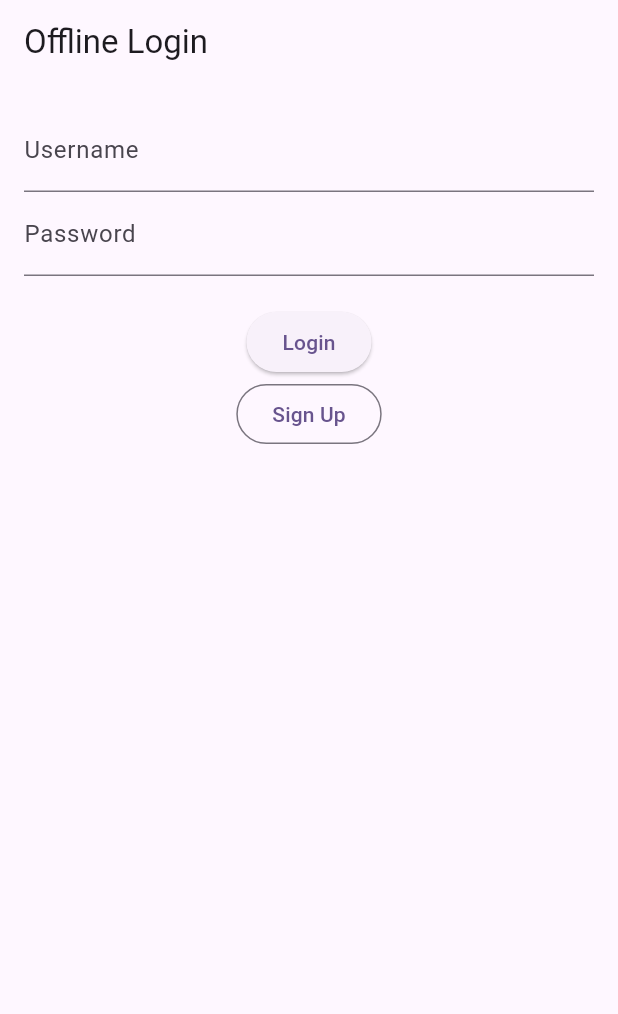
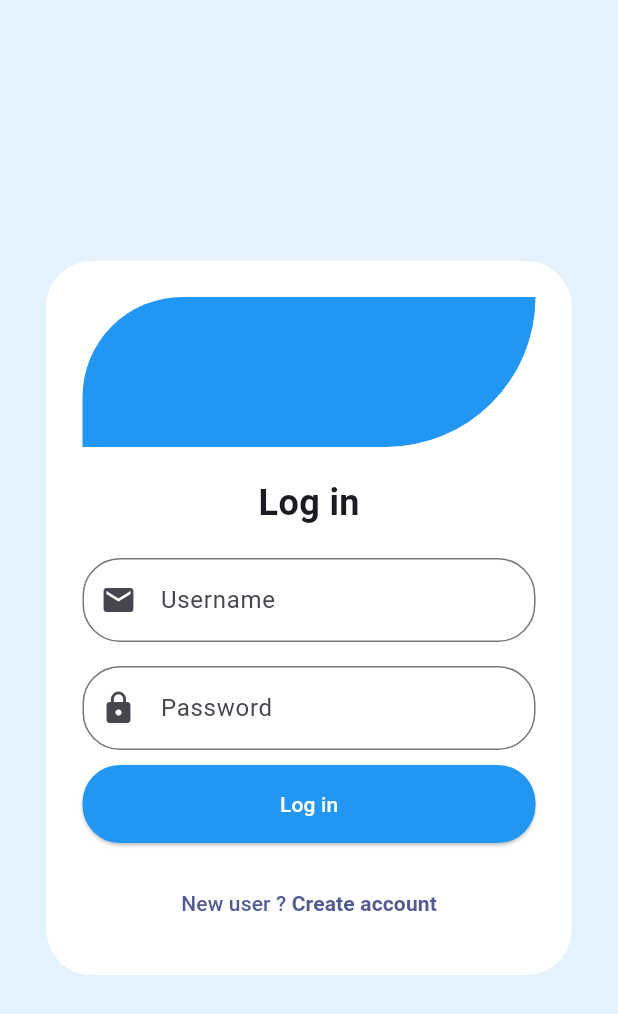
Before and after one commit to iamsereen/INS_APP, a Flutter app: the screen it shows after launch, on a phone screen of 412 x 824 dp. Shown: the top 1014 px of the screen. Run offline on Flutter 3.47's test engine with Material 3 defaults, Android fonts, the phone set to English and light mode, and no system bars; our stand-ins replace hive, hive_flutter, open_file, pdf, printing; missing offline and left inert: dart:html, flutter_html_to_pdf; accounts and stored records are empty.

Commit message:
adminPAge

```diff
--- a/lib/Login.dart
+++ b/lib/Login.dart
@@ -3,6 +3,8 @@ import 'dart:convert';
 import 'package:crypto/crypto.dart';
 import 'package:flutter/material.dart';
 import 'package:hive/hive.dart';
+import 'package:ins_application/Admin.dart';
+import 'package:ins_application/HomePage.dart';
 import 'package:ins_application/user_model.dart';
 
 class LoginScreen extends StatefulWidget {
@@ -21,22 +23,13 @@ class _LoginScreenState extends State<LoginScreen> {
     return sha256.convert(utf8.encode(password)).toString();
   }
 
-  void _signup() {
-    final username = usernameCtrl.text.trim();
-    final password = _hashPassword(passwordCtrl.text.trim());
-
-    if (userBox.values.any((u) => u.username == username)) {
-      _show('Username already exists');
-      return;
-    }
-
-    userBox.add(User(username: username, passwordHash: password));
-    _show('Signup successful');
-  }
-
   void _login() {
     final username = usernameCtrl.text.trim();
     final password = _hashPassword(passwordCtrl.text.trim());
+    print("Trying to login with: $username / $password");
+    userBox.values.forEach((u) {
+      print("username: ${u.username}, hash: ${u.passwordHash}, role: ${u.role}");
+    });
 
     final matches = userBox.values.where(
       (u) => u.username == username && u.passwordHash == password,
@@ -46,10 +39,20 @@ class _LoginScreenState extends State<LoginScreen> {
 
 
     if (user != null) {
+    if (user.role == 'admin') {
+      _show('Login success: ${user.username} (admin)');
+      Navigator.push(
+        context, MaterialPageRoute(builder: (context) => const AdminPage()),
+      );
+    } else {
       _show('Login success: ${user.username}');
-    } else {
-      _show('Login failed');
+      Navigator.push(
+        context, MaterialPageRoute(builder: (context) => const HomePage()),
+      );
     }
+  } else {
+    _show('Login failed');
+  }
   }
 
   void _show(String msg) {
@@ -59,7 +62,112 @@ class _LoginScreenState extends State<LoginScreen> {
     );
   }
 
+
   @override
+  Widget build(BuildContext context) {
+    return Scaffold(
+      backgroundColor: Colors.blue.shade50,
+      body: Center(
+        child: Container(
+          width: 350,
+          padding: const EdgeInsets.all(24),
+          decoration: BoxDecoration(
+            color: Colors.white,
+            borderRadius: BorderRadius.circular(30),
+          ),
+          child: Column(
+            mainAxisSize: MainAxisSize.min,
+            children: [
+              // Header คล้ายโค้งบน (ใช้เป็น placeholder)
+              Container(
+                height: 100,
+                width: double.infinity,
+                decoration: const BoxDecoration(
+                  color: Colors.blue,
+                  borderRadius: BorderRadius.only(
+                    topLeft: Radius.circular(100),
+                    bottomRight: Radius.circular(150),
+                  ),
+                ),
+              ),
+              const SizedBox(height: 20),
+              const Text(
+                "Log in",
+                style: TextStyle(fontSize: 24, fontWeight: FontWeight.bold),
+              ),
+              const SizedBox(height: 20),
+
+              // Email
+              TextField(
+                controller: usernameCtrl,
+                decoration: InputDecoration(
+                  hintText: 'Username',
+                  prefixIcon: Icon(Icons.email),
+                  border: OutlineInputBorder(
+                    borderRadius: BorderRadius.circular(25),
+                  ),
+                ),
+              ),
+              const SizedBox(height: 16),
+
+              // Password
+              TextField(
+                controller: passwordCtrl,
+                obscureText: true,
+                decoration: InputDecoration(
+                  hintText: 'Password',
+                  prefixIcon: Icon(Icons.lock),
+                  border: OutlineInputBorder(
+                    borderRadius: BorderRadius.circular(25),
+                  ),
+                ),
+              ),
+
+              const SizedBox(height: 10),
+
+              // Login button
+              SizedBox(
+                width: double.infinity,
+                child: ElevatedButton(
+                  style: ElevatedButton.styleFrom(
+                    backgroundColor: Colors.blue,
+                    padding: const EdgeInsets.symmetric(vertical: 16),
+                    shape: RoundedRectangleBorder(
+                      borderRadius: BorderRadius.circular(25),
+                    ),
+                  ),
+                  onPressed: _login,
+                  child: const Text(
+                    "Log in",
+                    style: TextStyle(color: Colors.white),
+                  ),
+                ),
+              ),
+              const SizedBox(height: 16),
+
+              // Create account
+              TextButton(
+                onPressed: () {},
+                child: const Text.rich(
+                  TextSpan(
+                    text: 'New user ? ',
+                    children: [
+                      TextSpan(
+                        text: 'Create account',
+                        style: TextStyle(fontWeight: FontWeight.bold),
+                      ),
+                    ],
+                  ),
+                ),
+              )
+            ],
+          ),
+        ),
+      ),
+    );
+  }
+
+  /*@override
   Widget build(BuildContext context) {
     return Scaffold(
       appBar: AppBar(title: const Text('Offline Login')),
@@ -76,5 +184,5 @@ class _LoginScreenState extends State<LoginScreen> {
         ),
       ),
     );
-  }
+  }*/
 }
--- a/lib/main.dart
+++ b/lib/main.dart
@@ -1,39 +1,49 @@
 import 'package:flutter/foundation.dart' show kIsWeb;
 import 'package:flutter/material.dart';
-import 'package:ins_application/user_model.dart';
-import 'HomePage.dart';
 import 'package:hive/hive.dart';
 import 'package:hive_flutter/hive_flutter.dart';
-import 'package:path_provider/path_provider.dart'; // ใช้แค่ Mobile
+import 'package:path_provider/path_provider.dart';
 import 'package:crypto/crypto.dart';
 import 'dart:convert';
+import 'dart:typed_data';
 import 'dart:io';
-import 'dart:typed_data';
+
+import 'user_model.dart';
 import 'Login.dart';
+import 'dart:html' as html;
 
 void main() async {
   WidgetsFlutterBinding.ensureInitialized();
 
+  Uint8List encryptionKey;
+
+  // ลงทะเบียน Adapter
+  Hive.registerAdapter(UserAdapter());
+
   if (kIsWeb) {
-    // สำหรับ Web ใช้ HiveFlutter ซึ่งไม่ต้องระบุ path
     await Hive.initFlutter();
 
-    // สร้าง key สำหรับ web (อาจเก็บใน localStorage หรือ generate ใหม่ทุกครั้งก็ได้)
-    final encryptionKey = Uint8List.fromList(Hive.generateSecureKey());
+    final savedKey = html.window.localStorage['encryptionKey'];
+    if (savedKey != null) {
+      encryptionKey = base64Decode(savedKey);
+    } else {
+      encryptionKey = Uint8List.fromList(Hive.generateSecureKey());
+      html.window.localStorage['encryptionKey'] = base64Encode(encryptionKey);
+    }
 
-    Hive.registerAdapter(UserAdapter());
+    // เปิดกล่องสำหรับ Web
     await Hive.openBox<User>(
       'users',
       encryptionCipher: HiveAesCipher(encryptionKey),
     );
+
+    debugPrint('Web: เปิดกล่อง users แล้ว (${Hive.box<User>('users').length} users)');
+
   } else {
-    // สำหรับ Android / iOS
     final appDocDir = await getApplicationDocumentsDirectory();
     Hive.init(appDocDir.path);
-    Hive.registerAdapter(UserAdapter());
 
     final keyFile = File('${appDocDir.path}/encryption.key');
-    Uint8List encryptionKey;
 
     if (await keyFile.exists()) {
       encryptionKey = await keyFile.readAsBytes();
@@ -46,6 +56,28 @@ void main() async {
       'users',
       encryptionCipher: HiveAesCipher(encryptionKey),
     );
+
+    debugPrint('Mobile: เปิดกล่อง users แล้ว (${Hive.box<User>('users').length} users)');
+  }
+
+  // เพิ่มแอดมินถ้ายังไม่มี
+  final userBox = Hive.box<User>('users');
+  const defaultUsername = 'admin';
+  const defaultPassword = 'admin123';
+
+  final exists = userBox.values.any((u) => u.username == defaultUsername);
+
+  if (!exists) {
+    final admin = User(
+      username: defaultUsername,
+      passwordHash: sha256.convert(utf8.encode(defaultPassword)).toString(),
+      role: 'admin',
+      PlainPassword: defaultPassword,
+    );
+    await userBox.add(admin);
+    debugPrint('✅ สร้างแอดมิน admin / admin123 แล้ว');
+  } else {
+    debugPrint('ℹ️ พบแอดมินแล้วในระบบ');
   }
 
   runApp(const MyApp());
@@ -57,13 +89,13 @@ class MyApp extends StatelessWidget {
   @override
   Widget build(BuildContext context) {
     return MaterialApp(
-      title: 'Flutter Demo',
+      title: 'INS App',
       theme: ThemeData(
-        colorScheme: ColorScheme.fromSeed(seedColor: Colors.deepPurple),
+        colorScheme: ColorScheme.fromSeed(seedColor: Colors.indigo),
         useMaterial3: true,
       ),
-      home: LoginScreen(),
       debugShowCheckedModeBanner: false,
+      home: const LoginScreen(),
     );
   }
 }
--- a/lib/user_model.dart
+++ b/lib/user_model.dart
@@ -3,6 +3,7 @@ import 'package:hive/hive.dart';
 part 'user_model.g.dart';
 
 @HiveType(typeId: 0)
+
 class User extends HiveObject {
   @HiveField(0)
   String username;
@@ -10,5 +11,11 @@ class User extends HiveObject {
   @HiveField(1)
   String passwordHash; // เก็บเป็น hash แล้ว
 
-  User({required this.username, required this.passwordHash});
+  @HiveField(2)
+  String role;
+
+  @HiveField(3)
+  String? PlainPassword;
+
+  User({required this.username, required this.passwordHash, required this.role, required this.PlainPassword,});
 }
```
Also changed, not shown: lib/Admin.dart (added, +220 -0 lines), lib/user_model.g.dart.
